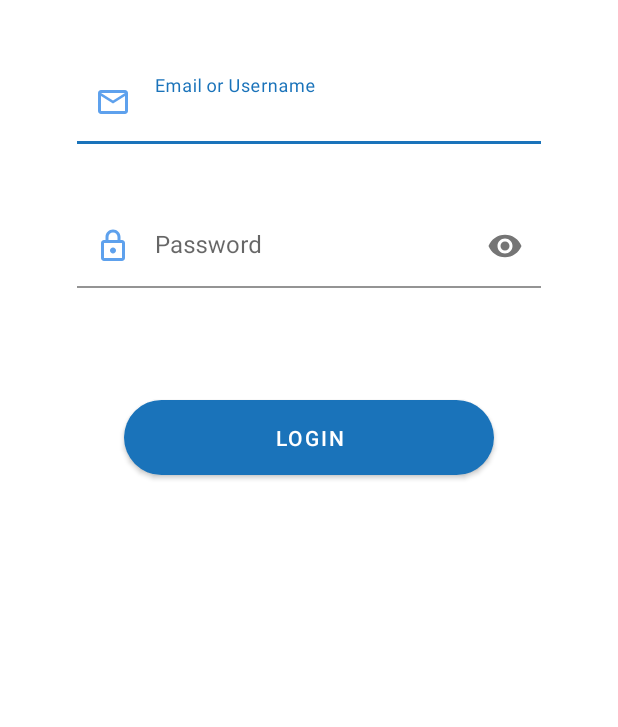
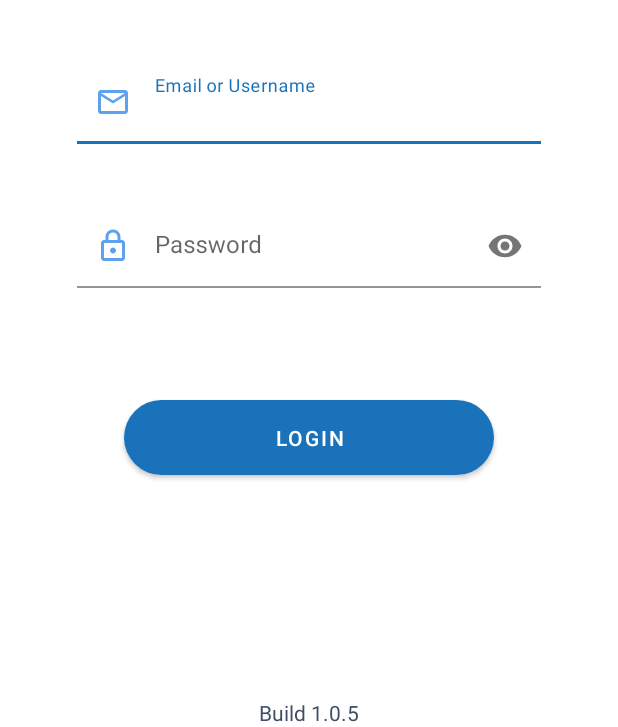
Before and after one commit to shoaib-khalid/order-android-app, an Android app: the screen it shows after launch (LoginActivity), on a phone screen of 412 x 824 dp, the part 509-1236 px from its top. Run offline under Robolectric (Android 15) with nearby library versions, the phone set to English and light mode, and no system bars; 12 statements that could not run were skipped.

```diff
--- a/app/build.gradle
+++ b/app/build.gradle
@@ -13,8 +13,8 @@ android {
         applicationId "com.symplified.easydukan"
         minSdk 23
         targetSdk 33
-        versionCode 2
-        versionName "0.0.2"
+        versionCode 5
+        versionName "1.0.5"
         testInstrumentationRunner "androidx.test.runner.AndroidJUnitRunner"
     }
 
--- a/app/src/main/java/com/symplified/easydukan/App.java
+++ b/app/src/main/java/com/symplified/easydukan/App.java
@@ -45,7 +45,7 @@ public class App extends Application {
         AppCompatDelegate.setDefaultNightMode(AppCompatDelegate.MODE_NIGHT_NO);
 
         //initialize the notification manager to receive and display notifications.
-        if(Build.VERSION.SDK_INT >= Build.VERSION_CODES.O ){
+        if(Build.VERSION.SDK_INT >= Build.VERSION_CODES.O ) {
             NotificationChannel channel = new NotificationChannel(
                     CHANNEL_ID,"EasyDukan", NotificationManager.IMPORTANCE_HIGH
             );
--- a/app/src/main/res/layout-land/activity_login.xml
+++ b/app/src/main/res/layout-land/activity_login.xml
@@ -94,5 +94,12 @@
         android:orientation="horizontal"
         app:layout_constraintGuide_percent="1" />
 
+    <TextView
+        android:layout_width="wrap_content"
+        android:layout_height="wrap_content"
+        android:id="@+id/app_version_text"
+        app:layout_constraintBottom_toBottomOf="parent"
+        app:layout_constraintStart_toStartOf="parent"
+        app:layout_constraintEnd_toEndOf="parent" />
 
 </androidx.constraintlayout.widget.ConstraintLayout>
--- a/app/src/main/res/layout-sw600dp/activity_login.xml
+++ b/app/src/main/res/layout-sw600dp/activity_login.xml
@@ -96,5 +96,12 @@
         android:orientation="horizontal"
         app:layout_constraintGuide_percent="0.85" />
 
+    <TextView
+        android:layout_width="wrap_content"
+        android:layout_height="wrap_content"
+        android:id="@+id/app_version_text"
+        app:layout_constraintBottom_toBottomOf="parent"
+        app:layout_constraintStart_toStartOf="parent"
+        app:layout_constraintEnd_toEndOf="parent" />
 
 </androidx.constraintlayout.widget.ConstraintLayout>
--- a/app/src/main/res/layout/activity_login.xml
+++ b/app/src/main/res/layout/activity_login.xml
@@ -97,5 +97,12 @@
         android:orientation="horizontal"
         app:layout_constraintGuide_percent="0.85" />
 
+    <TextView
+        android:layout_width="wrap_content"
+        android:layout_height="wrap_content"
+        android:id="@+id/app_version_text"
+        app:layout_constraintBottom_toBottomOf="parent"
+        app:layout_constraintStart_toStartOf="parent"
+        app:layout_constraintEnd_toEndOf="parent" />
 
 </androidx.constraintlayout.widget.ConstraintLayout>
```
Also changed, not shown: app/src/main/java/com/symplified/easydukan/LoginActivity.java (+53 -37 lines), app/src/main/java/com/symplified/easydukan/services/StartupReceiver.java (+0 -12 lines).
